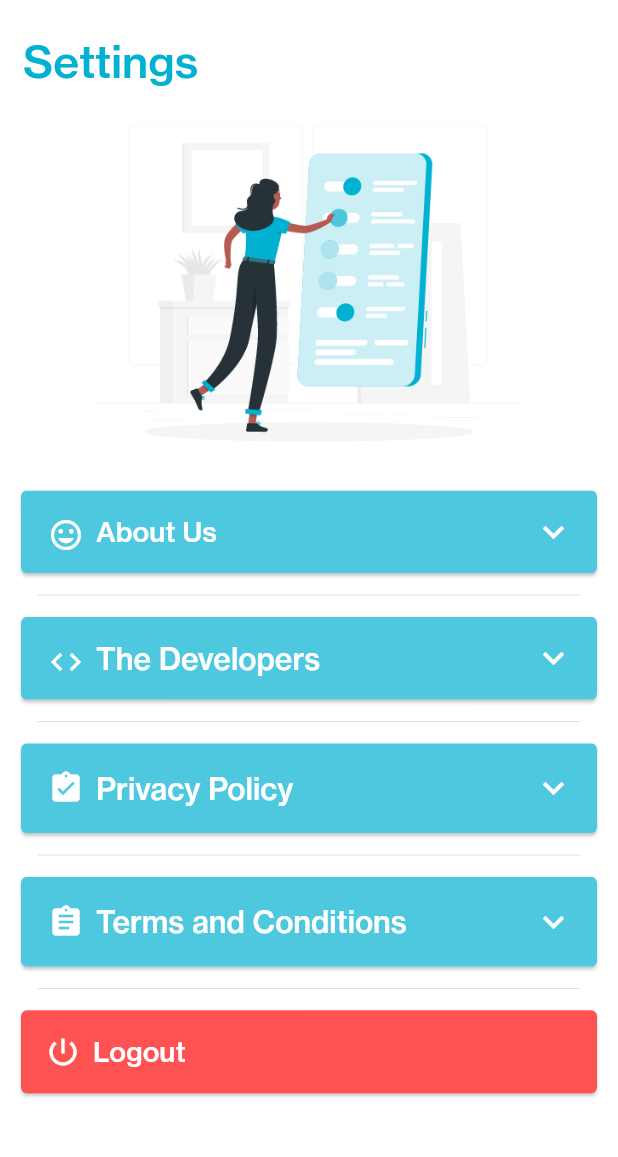
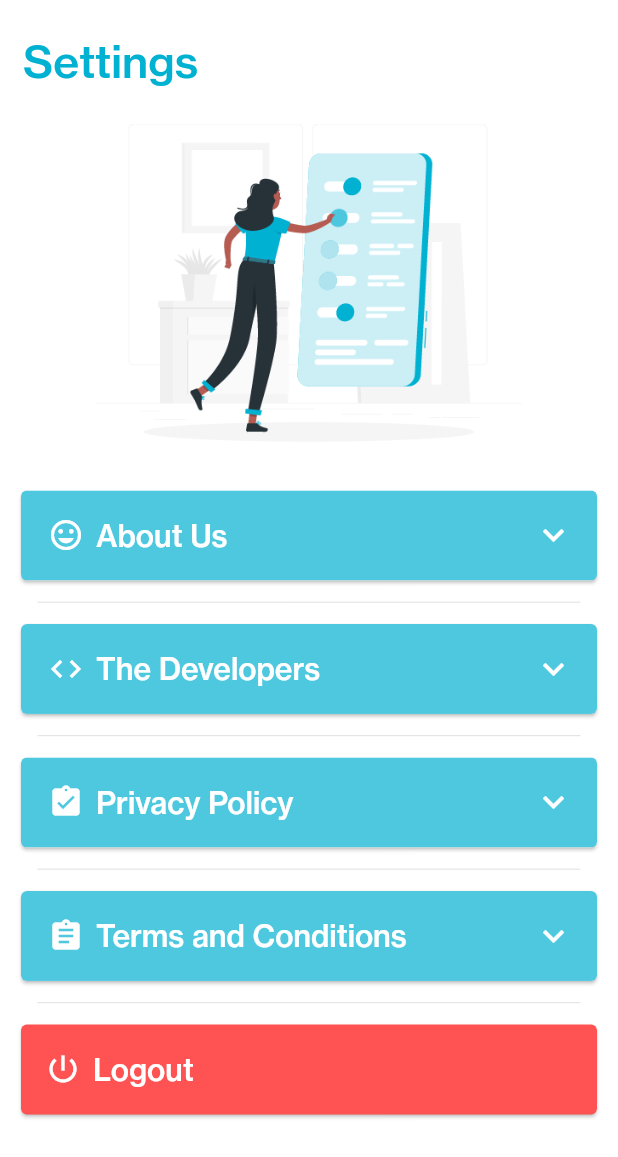
Before and after one commit to Mayur57/wlf-app, a Flutter app: the Settings screen opened directly, on a phone screen of 412 x 824 dp. Shown: the top 1157 px of the screen. Run offline on Flutter 3.47's test engine with Material 2 defaults, Android fonts, the phone set to English and light mode, and no system bars; drawn by our look-alikes of expandable; our stand-ins replace cached_network_image, cloud_firestore, firebase_auth, firebase_messaging, fluttertoast, font_awesome_flutter and 4 more; missing offline and left inert: mailer; accounts and stored records are empty.

```diff
--- a/lib/screens/settings.dart
+++ b/lib/screens/settings.dart
@@ -77,7 +77,7 @@ class SettingsState extends State<Settings> {
                   color: Colors.redAccent,
                   clipBehavior: Clip.antiAlias,
                   child: Container(
-                    height: 6.71 * SizeConfig.heightSizeMultiplier,
+                    height: 60,
                     child: Align(
                       alignment: Alignment.center,
                       child: Padding(
@@ -94,7 +94,7 @@ class SettingsState extends State<Settings> {
                             Text(
                               "Logout",
                               style: TextStyle(
-                                  fontSize: 2.23 * SizeConfig.textSizeMultiplier,
+                                  fontSize: 20,
                                   color: Colors.white,
                                   fontFamily: 'NHGTXM'),
                             ),
@@ -161,7 +161,7 @@ class AboutUs extends StatelessWidget {
                     hasIcon: false,
                   ),
                   header: Container(
-                    height: 6.71 * SizeConfig.heightSizeMultiplier,
+                    height: 60,
                     color: mainColor.withOpacity(0.7),
                     child: Padding(
                       padding: const EdgeInsets.all(10.0),
@@ -180,7 +180,7 @@ class AboutUs extends StatelessWidget {
                               Text(
                                 "About Us",
                                 style: TextStyle(
-                                    fontSize: 2.23 * SizeConfig.textSizeMultiplier,
+                                    fontSize: 20,
                                     color: Colors.white,
                                     fontFamily: 'NHGTXM'),
                               ),
@@ -341,7 +341,7 @@ class Developers extends StatelessWidget {
             child: Card(
               color: Color(0xFF4EC8DF),
               child: Container(
-                height: 17.91 * SizeConfig.heightSizeMultiplier,
+                height: 160,
                 child: Column(
                   mainAxisAlignment: MainAxisAlignment.spaceBetween,
                   children: <Widget>[
@@ -443,7 +443,7 @@ class Developers extends StatelessWidget {
             child: Card(
               color: Color(0xFF4EC8DF), //Lightened Main Color due to opacity incompatibilities
               child: Container(
-                height: 17.91 * SizeConfig.heightSizeMultiplier,
+                height: 160,
                 child: Column(
                   mainAxisAlignment: MainAxisAlignment.spaceBetween,
                   children: <Widget>[
@@ -541,7 +541,7 @@ class Developers extends StatelessWidget {
                     hasIcon: false,
                   ),
                   header: Container(
-                    height: 6.71 * SizeConfig.heightSizeMultiplier,
+                    height: 60,
                     color: mainColor.withOpacity(0.7),
                     child: Padding(
                       padding: const EdgeInsets.all(10.0),
@@ -852,7 +852,7 @@ class DarkModeToggleState extends State<DarkModeToggle> {
     return Padding(
       padding: const EdgeInsets.all(10),
       child: Container(
-        height: 70,
+        height: 7.83 * SizeConfig.heightSizeMultiplier,
         child: Card(
           color: mainColor.withOpacity(0.7),
           child: Padding(
@@ -872,7 +872,7 @@ class DarkModeToggleState extends State<DarkModeToggle> {
                     Text(
                       "Dark Mode",
                       style: TextStyle(
-                          fontSize: 20,
+                          fontSize: 2.23 * SizeConfig.textSizeMultiplier,
                           color: Colors.white,
                           fontFamily: 'NHGTXM'),
                     ),
```
